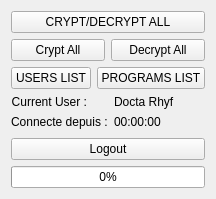
Above: formmain.ui from doctarhyf/krypto before the change. Below: the same form after it.
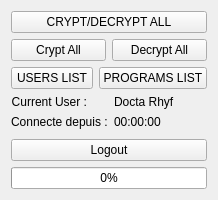
That is the form after the change. Icons and pictures are not drawn.

```diff
--- a/formmain.ui
+++ b/formmain.ui
@@ -6,8 +6,8 @@
    <rect>
     <x>0</x>
     <y>0</y>
-    <width>189</width>
-    <height>199</height>
+    <width>218</width>
+    <height>200</height>
    </rect>
   </property>
   <property name="windowTitle">
```
Left out of the diff: 12 changed lines with no effect on the pictures.
